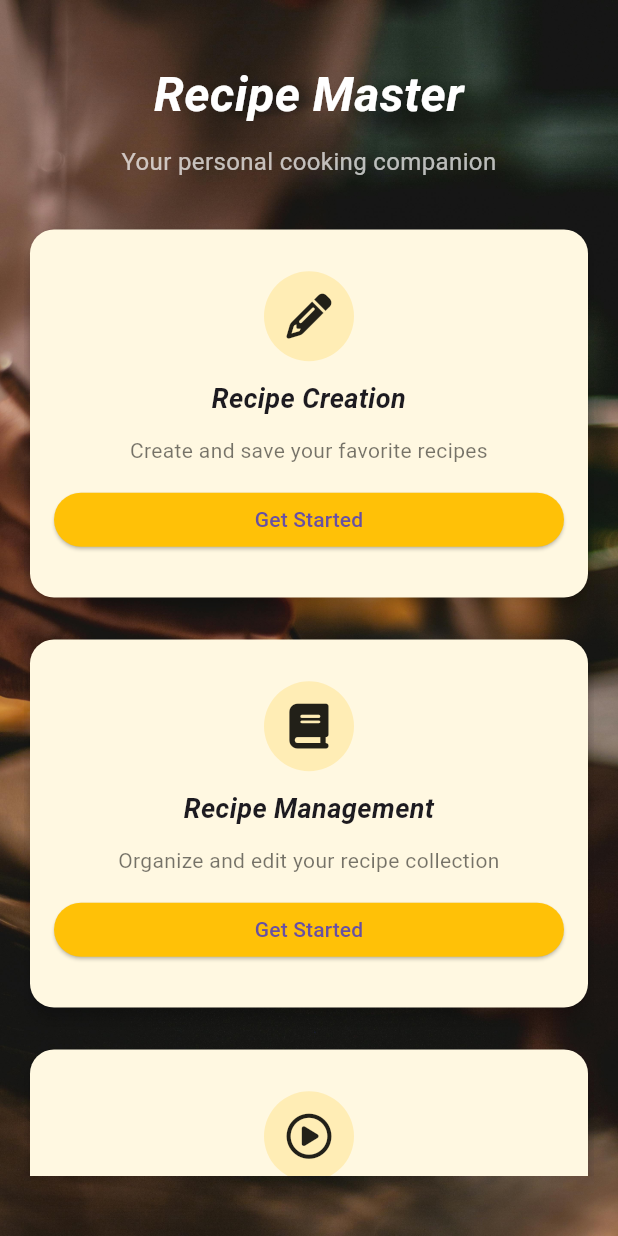
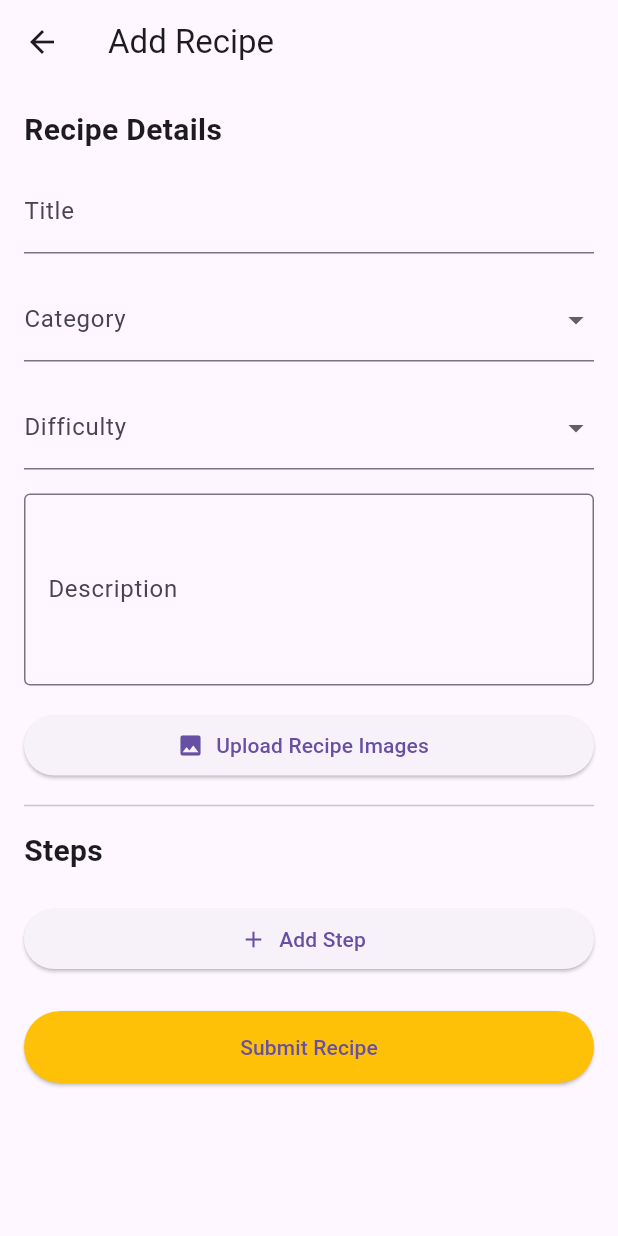
Before and after one commit to NickVovos/Kinitos-kai-Diachytos-Ypologismos, a Flutter app: the screen it shows after launch, after a tap on "Get Started", on a phone screen of 412 x 824 dp. Run offline on Flutter 3.47's test engine with Material 3 defaults, Android fonts, the phone set to English and light mode, and no system bars; our stand-ins replace font_awesome_flutter, image_picker.

Commit message:
adds edit recipe page

```diff
--- a/recipemanagement/lib/main.dart
+++ b/recipemanagement/lib/main.dart
@@ -1,5 +1,6 @@
 import 'package:flutter/material.dart';
-import 'package:font_awesome_flutter/font_awesome_flutter.dart';
+import 'pages/home_page.dart';
+import 'pages/recipe_edit_page.dart';
 
 void main() {
   runApp(MyApp());
@@ -14,132 +15,13 @@ class MyApp extends StatelessWidget {
       theme: ThemeData(
         primarySwatch: Colors.amber,
       ),
-      home: HomePage(), // Your HomePage widget goes here
+      home: HomePage(), // Home is specified here
+      routes: {
+        '/recipeEdit': (context) => RecipeEditPage(),
+        // You can add other routes like:
+        // '/recipeManagement': (context) => RecipeManagementPage(),
+        // '/recipeExecution': (context) => RecipeExecutionPage(),
+      },
     );
   }
 }
-class HomePage extends StatelessWidget {
-  final List<Map<String, dynamic>> features = [
-    {
-      'title': 'Recipe Creation',
-      'description': 'Create and save your favorite recipes',
-      'icon': FontAwesomeIcons.pencilAlt,
-      'route': '/recipeEdit',
-    },
-    {
-      'title': 'Recipe Management',
-      'description': 'Organize and edit your recipe collection',
-      'icon': FontAwesomeIcons.book,
-      'route': '/recipeManagement',
-    },
-    {
-      'title': 'Recipe Execution',
-      'description': 'Follow step-by-step cooking instructions',
-      'icon': FontAwesomeIcons.playCircle,
-      'route': '/recipeExecution',
-    },
-  ];
-
-  @override
-  Widget build(BuildContext context) {
-    return Scaffold(
-      body: Container(
-        decoration: const BoxDecoration(
-          image: DecorationImage(
-            image: AssetImage('assets/images/a.jpg'), // Replace with actual asset
-            fit: BoxFit.cover,
-          ),
-        ),
-        child: Container(
-          padding: const EdgeInsets.symmetric(horizontal: 16.0, vertical: 40.0),
-          child: SingleChildScrollView(
-            child: Column(
-              children: [
-                const Text(
-                  'Recipe Master',
-                  style: TextStyle(
-                    color: Colors.white,
-                    fontSize: 32,
-                    fontWeight: FontWeight.bold,
-                    fontStyle: FontStyle.italic,
-                  ),
-                  textAlign: TextAlign.center,
-                ),
-                const SizedBox(height: 10),
-                const Text(
-                  'Your personal cooking companion',
-                  style: TextStyle(
-                    color: Colors.white70,
-                    fontSize: 16,
-                  ),
-                  textAlign: TextAlign.center,
-                ),
-                const SizedBox(height: 30),
-                GridView.count(
-                  shrinkWrap: true,
-                  physics: const NeverScrollableScrollPhysics(),
-                  crossAxisCount: 1,
-                  childAspectRatio: 3 / 2,
-                  crossAxisSpacing: 20,
-                  mainAxisSpacing: 20,
-                  children: features.map((feature) {
-                    return Card(
-                      color: Colors.amber[50],
-                      elevation: 4,
-                      shape: RoundedRectangleBorder(
-                          borderRadius: BorderRadius.circular(16)),
-                      child: Padding(
-                        padding: const EdgeInsets.all(16.0),
-                        child: Column(
-                          mainAxisAlignment: MainAxisAlignment.spaceEvenly,
-                          children: [
-                            CircleAvatar(
-                              radius: 30,
-                              backgroundColor: Colors.amber.withOpacity(0.2),
-                              child: FaIcon(
-                                feature['icon'],
-                                size: 30,
-                                color: Colors.black87,
-                              ),
-                            ),
-                            Text(
-                              feature['title'],
-                              style: const TextStyle(
-                                fontSize: 18,
-                                fontWeight: FontWeight.bold,
-                                fontStyle: FontStyle.italic,
-                              ),
-                              textAlign: TextAlign.center,
-                            ),
-                            Text(
-                              feature['description'],
-                              style: const TextStyle(
-                                fontSize: 14,
-                                color: Colors.black54,
-                              ),
-                              textAlign: TextAlign.center,
-                            ),
-                            ElevatedButton(
-                              style: ElevatedButton.styleFrom(
-                                backgroundColor: Colors.amber,
-                                minimumSize: const Size(double.infinity, 36),
-                              ),
-                              onPressed: () {
-                                Navigator.pushNamed(context, feature['route']);
-                              },
-                              child: const Text('Get Started'),
-                            )
-                          ],
-                        ),
-                      ),
-                    );
-                  }).toList(),
-                ),
-              ],
-            ),
-          ),
-        ),
-      ),
-    );
-  }
-}
--- /dev/null
+++ b/recipemanagement/lib/models/ingredient_model.dart
@@ -0,0 +1,9 @@
+class IngredientModel {
+  String name;
+  String quantity;
+
+  IngredientModel({
+    required this.name,
+    required this.quantity,
+  });
+}
--- /dev/null
+++ b/recipemanagement/lib/models/recipe_view_model.dart
@@ -0,0 +1,25 @@
+import 'dart:typed_data';
+
+import 'package:recipemanagement/models/step_model.dart';
+
+class RecipeViewModel {
+  int? id;
+  String name;
+  String categoryName;
+  String difficulty;
+  String description;
+  List<StepModel> steps;
+  List<Uint8List>? images;
+  List<String> categories;
+
+  RecipeViewModel({
+    this.id,
+    required this.name,
+    required this.categoryName,
+    required this.difficulty,
+    required this.description,
+    required this.steps,
+    this.images,
+    required this.categories,
+  });
+}
--- /dev/null
+++ b/recipemanagement/lib/models/step_model.dart
@@ -0,0 +1,18 @@
+import 'ingredient_model.dart';
+import 'dart:typed_data';
+
+class StepModel {
+  String title;
+  String description;
+  int duration;
+  List<IngredientModel> ingredients;
+  List<Uint8List>? images;
+
+  StepModel({
+    required this.title,
+    required this.description,
+    required this.duration,
+    required this.ingredients,
+    this.images,
+  });
+}
--- /dev/null
+++ b/recipemanagement/lib/pages/home_page.dart
@@ -0,0 +1,128 @@
+import 'package:flutter/material.dart';
+import 'package:font_awesome_flutter/font_awesome_flutter.dart';
+
+class HomePage extends StatelessWidget {
+  final List<Map<String, dynamic>> features = [
+    {
+      'title': 'Recipe Creation',
+      'description': 'Create and save your favorite recipes',
+      'icon': FontAwesomeIcons.pencilAlt,
+      'route': '/recipeEdit',
+    },
+    {
+      'title': 'Recipe Management',
+      'description': 'Organize and edit your recipe collection',
+      'icon': FontAwesomeIcons.book,
+      'route': '/recipeManagement',
+    },
+    {
+      'title': 'Recipe Execution',
+      'description': 'Follow step-by-step cooking instructions',
+      'icon': FontAwesomeIcons.playCircle,
+      'route': '/recipeExecution',
+    },
+  ];
+
+  @override
+  Widget build(BuildContext context) {
+    return Scaffold(
+      body: Container(
+        decoration: const BoxDecoration(
+          image: DecorationImage(
+            image: AssetImage('assets/images/a.jpg'),
+            fit: BoxFit.cover,
+          ),
+        ),
+        child: Container(
+          padding: const EdgeInsets.symmetric(horizontal: 16.0, vertical: 40.0),
+          child: SingleChildScrollView(
+            child: Column(
+              children: [
+                const Text(
+                  'Recipe Master',
+                  style: TextStyle(
+                    color: Colors.white,
+                    fontSize: 32,
+                    fontWeight: FontWeight.bold,
+                    fontStyle: FontStyle.italic,
+                  ),
+                  textAlign: TextAlign.center,
+                ),
+                const SizedBox(height: 10),
+                const Text(
+                  'Your personal cooking companion',
+                  style: TextStyle(
+                    color: Colors.white70,
+                    fontSize: 16,
+                  ),
+                  textAlign: TextAlign.center,
+                ),
+                const SizedBox(height: 30),
+                GridView.count(
+                  shrinkWrap: true,
+                  physics: const NeverScrollableScrollPhysics(),
+                  crossAxisCount: 1,
+                  childAspectRatio: 3 / 2,
+                  crossAxisSpacing: 20,
+                  mainAxisSpacing: 20,
+                  children: features.map((feature) {
+                    return Card(
+                      color: Colors.amber[50],
+                      elevation: 4,
+                      shape: RoundedRectangleBorder(
+                          borderRadius: BorderRadius.circular(16)),
+                      child: Padding(
+                        padding: const EdgeInsets.all(16.0),
+                        child: Column(
+                          mainAxisAlignment: MainAxisAlignment.spaceEvenly,
+                          children: [
+                            CircleAvatar(
+                              radius: 30,
+                              backgroundColor: Colors.amber.withOpacity(0.2),
+                              child: FaIcon(
+                                feature['icon'],
+                                size: 30,
+                                color: Colors.black87,
+                              ),
+                            ),
+                            Text(
+                              feature['title'],
+                              style: const TextStyle(
+                                fontSize: 18,
+                                fontWeight: FontWeight.bold,
+                                fontStyle: FontStyle.italic,
+                              ),
+                              textAlign: TextAlign.center,
+                            ),
+                            Text(
+                              feature['description'],
+                              style: const TextStyle(
+                                fontSize: 14,
+                                color: Colors.black54,
+                              ),
+                              textAlign: TextAlign.center,
+                            ),
+                            ElevatedButton(
+                              style: ElevatedButton.styleFrom(
+                                backgroundColor: Colors.amber,
+                                minimumSize: const Size(double.infinity, 36),
+                              ),
+                              onPressed: () {
+                                Navigator.pushNamed(context, feature['route']);
+                              },
+                              child: const Text('Get Started'),
+                            )
+                          ],
+                        ),
+                      ),
+                    );
+                  }).toList(),
+                ),
+              ],
+            ),
+          ),
+        ),
+      ),
+    );
+  }
+}
--- /dev/null
+++ b/recipemanagement/lib/pages/recipe_edit_page.dart
@@ -0,0 +1,185 @@
+import 'dart:io';
+
+import 'package:flutter/material.dart';
+import 'package:image_picker/image_picker.dart';
+import '../models/step_model.dart';
+import '../models/ingredient_model.dart';
+import '../widgets/step_form_widget.dart';
+
+class RecipeEditPage extends StatefulWidget {
+  @override
+  _RecipeEditPageState createState() => _RecipeEditPageState();
+}
+
+class _RecipeEditPageState extends State<RecipeEditPage> {
+  final _formKey = GlobalKey<FormState>();
+
+  final TextEditingController titleController = TextEditingController();
+  final TextEditingController descriptionController = TextEditingController();
+
+  List<String> categories = ['Breakfast', 'Lunch', 'Dinner', 'Dessert'];
+  String? selectedCategory;
+  bool showNewCategoryInput = false;
+  final TextEditingController newCategoryController = TextEditingController();
+
+  String? selectedDifficulty;
+
+  List<StepModel> steps = [];
+
+  List<XFile> recipeImages = [];
+
+  void addStep() {
+    setState(() {
+      steps.add(StepModel(
+        title: '',
+        description: '',
+        duration: 0,
+        ingredients: [],
+      ));
+    });
+  }
+
+  Future<void> pickRecipeImages() async {
+    final picker = ImagePicker();
+    final pickedImages = await picker.pickMultiImage();
+    if (pickedImages != null) {
+      setState(() {
+        recipeImages.addAll(pickedImages);
+      });
+    }
+  }
+
+  void submitRecipe() {
+    if (_formKey.currentState!.validate()) {
+      // Submit logic here (e.g. save to DB or call API)
+      ScaffoldMessenger.of(context).showSnackBar(
+        const SnackBar(content: Text('Recipe submitted!')),
+      );
+    }
+  }
+
+  @override
+  Widget build(BuildContext context) {
+    return Scaffold(
+      appBar: AppBar(title: const Text('Add Recipe')),
+      body: Form(
+        key: _formKey,
+        child: ListView(
+          padding: const EdgeInsets.all(16),
+          children: [
+            const Text(
+              'Recipe Details',
+              style: TextStyle(fontSize: 20, fontWeight: FontWeight.bold),
+            ),
+            const SizedBox(height: 12),
+
+            TextFormField(
+              controller: titleController,
+              decoration: const InputDecoration(labelText: 'Title'),
+              validator: (value) =>
+                  value!.isEmpty ? 'Title is required' : null,
+            ),
+            const SizedBox(height: 16),
+
+            DropdownButtonFormField<String>(
+              decoration: const InputDecoration(labelText: 'Category'),
+              items: categories
+                  .map((cat) => DropdownMenuItem(value: cat, child: Text(cat)))
+                  .toList()
+                ..add(const DropdownMenuItem(
+                    value: 'Other', child: Text('Other (Add New)'))),
+              value: selectedCategory,
+              onChanged: (value) {
+                setState(() {
+                  selectedCategory = value;
+                  showNewCategoryInput = value == 'Other';
+                });
+              },
+            ),
+
+            if (showNewCategoryInput)
+              TextFormField(
+                controller: newCategoryController,
+                decoration: const InputDecoration(labelText: 'New Category'),
+              ),
+            const SizedBox(height: 16),
+
+            DropdownButtonFormField<String>(
+              decoration: const InputDecoration(labelText: 'Difficulty'),
+              items: ['Easy', 'Medium', 'Difficult']
+                  .map((d) => DropdownMenuItem(value: d, child: Text(d)))
+                  .toList(),
+              value: selectedDifficulty,
+              onChanged: (value) => setState(() => selectedDifficulty = value),
+              validator: (value) =>
+                  value == null ? 'Please select difficulty' : null,
+            ),
+            const SizedBox(height: 16),
+
+            TextFormField(
+              controller: descriptionController,
+              maxLines: 4,
+              decoration: const InputDecoration(
+                labelText: 'Description',
+                border: OutlineInputBorder(),
+              ),
+            ),
+            const SizedBox(height: 16),
+
+            ElevatedButton.icon(
+              icon: const Icon(Icons.image),
+              label: const Text('Upload Recipe Images'),
+              onPressed: pickRecipeImages,
+            ),
+
+            Wrap(
+              spacing: 8,
+              children: recipeImages
+                  .map((img) => Image.file(
+                        File(img.path),
+                        width: 100,
+                        height: 100,
+                        fit: BoxFit.cover,
+                      ))
+                  .toList(),
+            ),
+            const Divider(height: 32),
+            const Text(
+              'Steps',
+              style: TextStyle(fontSize: 20, fontWeight: FontWeight.bold),
+            ),
+            const SizedBox(height: 8),
+
+            ...steps
+                .asMap()
+                .entries
+                .map((entry) => StepFormWidget(
+                      step: entry.value,
+                      index: entry.key,
+                      onRemove: () {
+                        setState(() => steps.removeAt(entry.key));
+                      },
+                    ))
+                .toList(),
+
+            const SizedBox(height: 12),
+            ElevatedButton.icon(
+              icon: const Icon(Icons.add),
+              label: const Text('Add Step'),
+              onPressed: addStep,
+            ),
+
+            const SizedBox(height: 24),
+            ElevatedButton(
+              onPressed: submitRecipe,
+              style: ElevatedButton.styleFrom(
+                  backgroundColor: Colors.amber,
+                  minimumSize: const Size.fromHeight(48)),
+              child: const Text('Submit Recipe'),
+            ),
+          ],
+        ),
+      ),
+    );
+  }
+}
--- a/recipemanagement/pubspec.yaml
+++ b/recipemanagement/pubspec.yaml
@@ -10,6 +10,7 @@ dependencies:
   flutter:
     sdk: flutter
   font_awesome_flutter: ^10.7.0
+  image_picker: ^1.1.2
 
 dev_dependencies:
   flutter_test:
```
Also changed, not shown: recipemanagement/lib/widgets/ingredient_form_widget.dart (added, +46 -0 lines), recipemanagement/lib/widgets/step_form_widget.dart (added, +174 -0 lines), recipemanagement/lib/models/image_model.dart (added), 5 other files.
